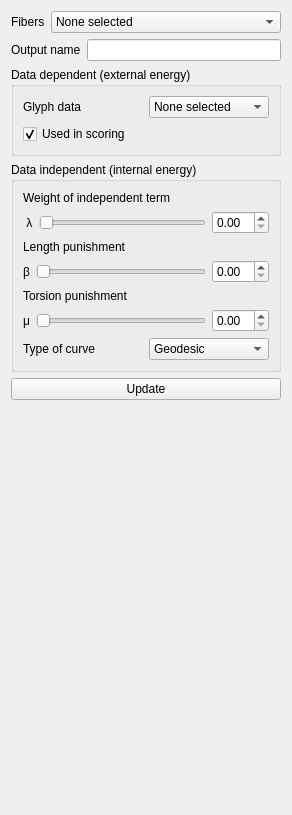
Qt form branches/smeesters/plugins/testing/smeesters/ScoringMeasures/ScoringMeasures.ui (BackupTheBerlios/viste-tool-svn) before a commit.
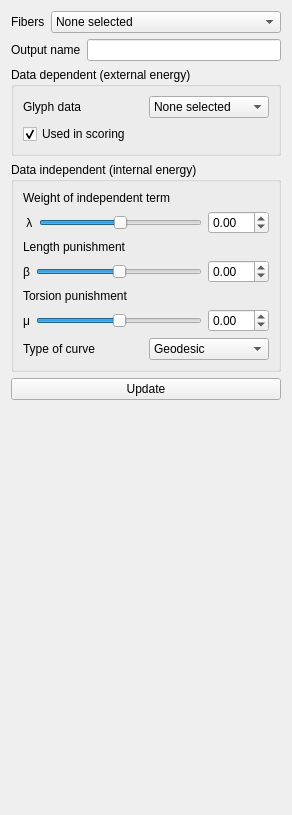
The same form after that commit.

The edit to the form file:
```diff
--- a/branches/smeesters/plugins/testing/smeesters/ScoringMeasures/ScoringMeasures.ui
+++ b/branches/smeesters/plugins/testing/smeesters/ScoringMeasures/ScoringMeasures.ui
@@ -110,13 +110,29 @@
         </item>
         <item>
          <widget class="QSlider" name="lambdaSlider">
+          <property name="minimum">
+           <number>-99</number>
+          </property>
+          <property name="maximum">
+           <number>99</number>
+          </property>
           <property name="orientation">
            <enum>Qt::Horizontal</enum>
           </property>
          </widget>
         </item>
         <item>
-         <widget class="QDoubleSpinBox" name="lambdaSpinBox"/>
+         <widget class="QDoubleSpinBox" name="lambdaSpinBox">
+          <property name="decimals">
+           <number>2</number>
+          </property>
+          <property name="minimum">
+           <double>-99.000000000000000</double>
+          </property>
+          <property name="maximum">
+           <double>99.000000000000000</double>
+          </property>
+         </widget>
         </item>
        </layout>
       </item>
@@ -138,13 +154,29 @@
         </item>
         <item>
          <widget class="QSlider" name="betaSlider">
+          <property name="minimum">
+           <number>-99</number>
+          </property>
+          <property name="maximum">
+           <number>99</number>
+          </property>
           <property name="orientation">
            <enum>Qt::Horizontal</enum>
           </property>
          </widget>
         </item>
         <item>
-         <widget class="QDoubleSpinBox" name="betaSpinBox"/>
+         <widget class="QDoubleSpinBox" name="betaSpinBox">
+          <property name="decimals">
+           <number>2</number>
+          </property>
+          <property name="minimum">
+           <double>-99.000000000000000</double>
+          </property>
+          <property name="maximum">
+           <double>99.000000000000000</double>
+          </property>
+         </widget>
         </item>
        </layout>
       </item>
@@ -166,13 +198,23 @@
         </item>
         <item>
          <widget class="QSlider" name="muuSlider">
+          <property name="minimum">
+           <number>-99</number>
+          </property>
           <property name="orientation">
            <enum>Qt::Horizontal</enum>
           </property>
          </widget>
         </item>
         <item>
-         <widget class="QDoubleSpinBox" name="muuSpinBox"/>
+         <widget class="QDoubleSpinBox" name="muuSpinBox">
+          <property name="decimals">
+           <number>2</number>
+          </property>
+          <property name="minimum">
+           <double>-99.000000000000000</double>
+          </property>
+         </widget>
         </item>
        </layout>
       </item>
```
